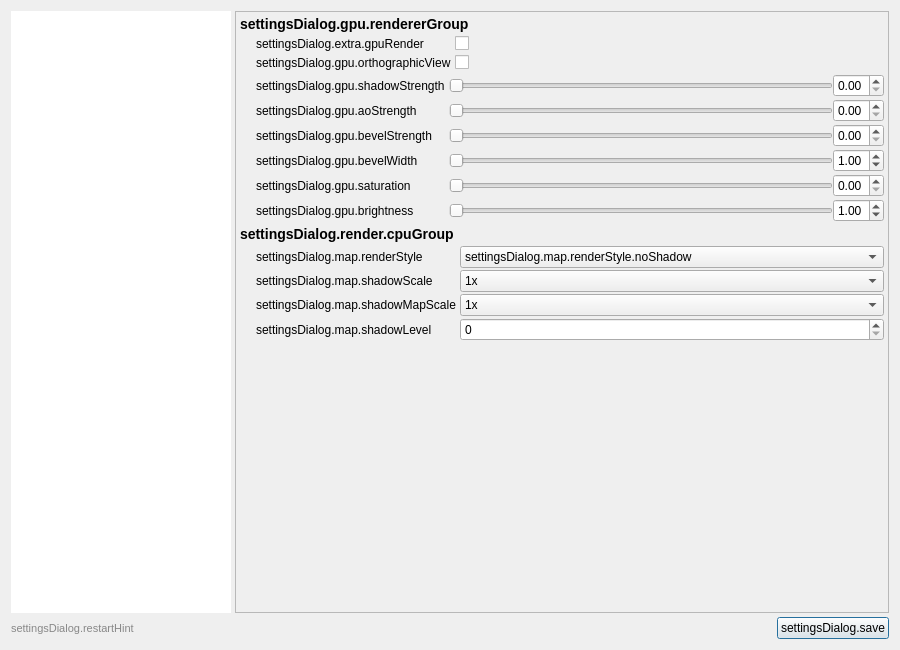
First picture: the form in src/settingsdialog.ui, repository bedrock-dev/BedrockMap, before the edit.
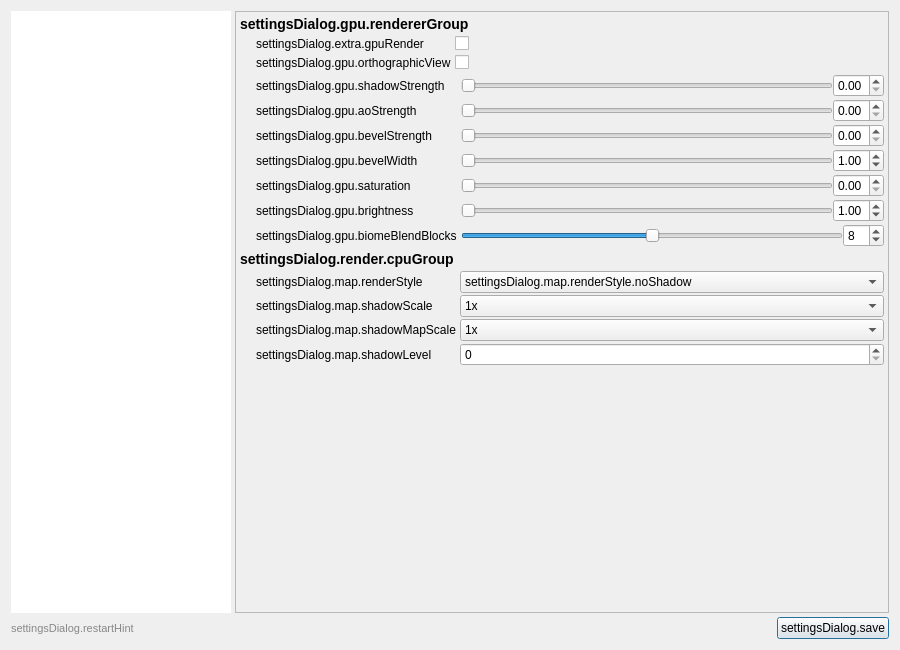
Second picture: the form after the edit. The open tabs and pages were chosen to show the change. Icons and pictures are not drawn.

Patch:
```diff
--- a/src/settingsdialog.ui
+++ b/src/settingsdialog.ui
@@ -1209,6 +1209,46 @@
              </item>
             </layout>
            </item>
+           <item row="6" column="0">
+            <widget class="QLabel" name="label_gpu_biome_blend">
+             <property name="text">
+              <string>settingsDialog.gpu.biomeBlendBlocks</string>
+             </property>
+            </widget>
+           </item>
+           <item row="6" column="1">
+            <layout class="QHBoxLayout" name="horizontalLayout_gpu_biome_blend">
+             <item>
+              <widget class="QSlider" name="gpuBiomeBlendSlider">
+               <property name="minimum">
+                <number>0</number>
+               </property>
+               <property name="maximum">
+                <number>16</number>
+               </property>
+               <property name="value">
+                <number>8</number>
+               </property>
+               <property name="orientation">
+                <enum>Qt::Orientation::Horizontal</enum>
+               </property>
+              </widget>
+             </item>
+             <item>
+              <widget class="QSpinBox" name="gpuBiomeBlendSpin">
+               <property name="minimum">
+                <number>0</number>
+               </property>
+               <property name="maximum">
+                <number>16</number>
+               </property>
+               <property name="value">
+                <number>8</number>
+               </property>
+              </widget>
+             </item>
+            </layout>
+           </item>
          </layout>
         </item>
         <item>
```
